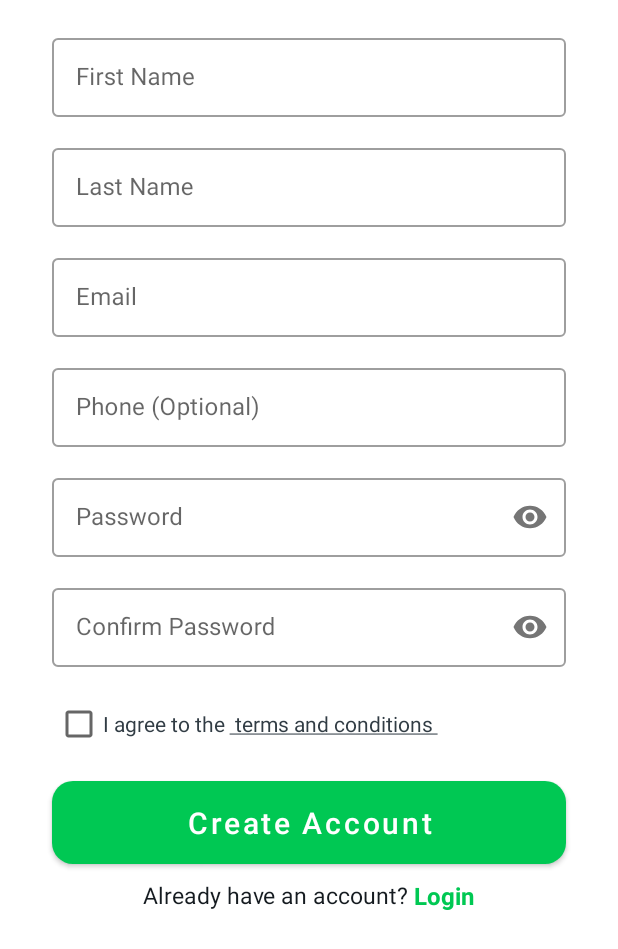
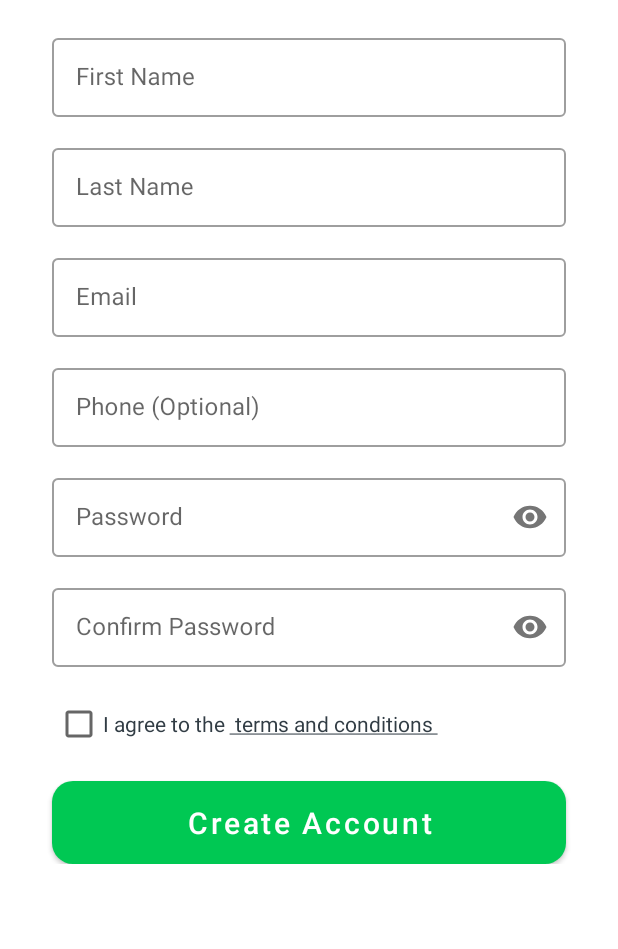
Before and after one commit to jmngige/BuyIt, an Android app: the RegisterFragment screen opened through its navigation route, on a phone screen of 412 x 824 dp. Shown: the top 949 px of the screen. Run offline under Robolectric (Android 15) with nearby library versions, the phone set to English and light mode, and no system bars; our stand-ins replace navigation-ui.

Commit message:
login register ui design

```diff
--- a/app/src/main/java/com/starsolns/e_shop/ui/fragments/LoginFragment.kt
+++ b/app/src/main/java/com/starsolns/e_shop/ui/fragments/LoginFragment.kt
@@ -5,14 +5,28 @@ import androidx.fragment.app.Fragment
 import android.view.LayoutInflater
 import android.view.View
 import android.view.ViewGroup
+import androidx.navigation.fragment.findNavController
 import com.starsolns.e_shop.R
+import com.starsolns.e_shop.databinding.FragmentLoginBinding
 
 class LoginFragment : Fragment() {
+
+    private var _binding: FragmentLoginBinding? = null
+    private val binding get() = _binding!!
+
     override fun onCreateView(
         inflater: LayoutInflater, container: ViewGroup?,
         savedInstanceState: Bundle?
     ): View? {
         // Inflate the layout for this fragment
-        return inflater.inflate(R.layout.fragment_login, container, false)
+        _binding = FragmentLoginBinding.inflate(layoutInflater, container, false)
+
+
+        return binding.root
+    }
+
+    override fun onDestroyView() {
+        super.onDestroyView()
+        _binding = null
     }
 }
--- a/app/src/main/java/com/starsolns/e_shop/ui/fragments/RegisterFragment.kt
+++ b/app/src/main/java/com/starsolns/e_shop/ui/fragments/RegisterFragment.kt
@@ -5,15 +5,27 @@ import androidx.fragment.app.Fragment
 import android.view.LayoutInflater
 import android.view.View
 import android.view.ViewGroup
+import androidx.navigation.fragment.findNavController
 import com.starsolns.e_shop.R
+import com.starsolns.e_shop.databinding.FragmentRegisterBinding
 
 class RegisterFragment : Fragment() {
+
+    private var _binding: FragmentRegisterBinding? = null
+    private val binding get() = _binding!!
 
     override fun onCreateView(
         inflater: LayoutInflater, container: ViewGroup?,
         savedInstanceState: Bundle?
     ): View? {
         // Inflate the layout for this fragment
-        return inflater.inflate(R.layout.fragment_register, container, false)
+        _binding = FragmentRegisterBinding.inflate(layoutInflater, container, false)
+
+        return binding.root
+    }
+
+    override fun onDestroyView() {
+        super.onDestroyView()
+        _binding = null
     }
 }
--- a/app/src/main/res/layout/fragment_register.xml
+++ b/app/src/main/res/layout/fragment_register.xml
@@ -174,38 +174,6 @@
             app:layout_constraintStart_toStartOf="@id/registerLeftGuideline"
             app:layout_constraintTop_toBottomOf="@id/termsAndConditions" />
 
-        <LinearLayout
-            android:layout_width="0dp"
-            android:layout_height="wrap_content"
-            android:layout_marginStart="10dp"
-            android:layout_marginTop="10dp"
-            android:layout_marginEnd="10dp"
-            android:layout_marginBottom="40dp"
-            android:gravity="center"
-            android:orientation="horizontal"
-            app:layout_constraintBottom_toBottomOf="parent"
-            app:layout_constraintEnd_toEndOf="@id/registerRightGuideline"
-            app:layout_constraintStart_toStartOf="@id/registerLeftGuideline"
-            app:layout_constraintTop_toBottomOf="@id/register_button">
-
-            <TextView
-                android:layout_width="wrap_content"
-                android:layout_height="wrap_content"
-                android:text="@string/already_have_an_account_text"
-                android:textColor="@color/darker"
-                android:textSize="15sp" />
-
-            <TextView
-                android:id="@+id/register_login_button"
-                android:layout_width="wrap_content"
-                android:layout_height="wrap_content"
-                android:layout_marginStart="3dp"
-                android:text="@string/login_text"
-                android:textColor="@color/loginRegisterBtnColor"
-                android:textSize="16sp"
-                android:textStyle="bold" />
-
-        </LinearLayout>
 
         <androidx.constraintlayout.widget.Guideline
             android:id="@+id/registerLeftGuideline"
--- a/app/src/main/res/navigation/nav_graph.xml
+++ b/app/src/main/res/navigation/nav_graph.xml
@@ -35,10 +35,20 @@
             app:destination="@id/homeFragment"
             app:popUpTo="@id/homeFragment"
             app:popUpToInclusive="true" />
+        <action
+            android:id="@+id/action_loginFragment_to_registerFragment"
+            app:destination="@id/registerFragment"
+            app:popUpTo="@id/registerFragment" />
     </fragment>
     <fragment
         android:id="@+id/registerFragment"
         android:name="com.starsolns.e_shop.ui.fragments.RegisterFragment"
         android:label="Register"
-        tools:layout="@layout/fragment_register" />
+        tools:layout="@layout/fragment_register" >
+        <action
+            android:id="@+id/action_registerFragment_to_loginFragment"
+            app:destination="@id/loginFragment"
+            app:popUpTo="@id/loginFragment"
+            app:popUpToInclusive="true" />
+    </fragment>
 </navigation>
```
Also changed, not shown: app/src/main/java/com/starsolns/e_shop/ui/fragments/HomeFragment.kt (+13 -2 lines), app/src/main/res/layout/fragment_login.xml (+1 -31 lines).
